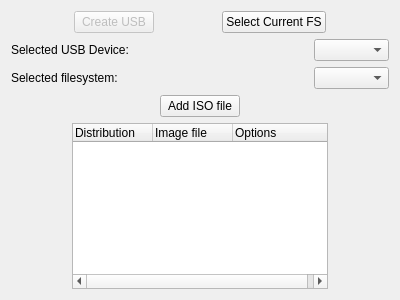
The window that ui/main.ui (Katana-Steel/multiboot) describes before a commit, drawn with Qt 5.
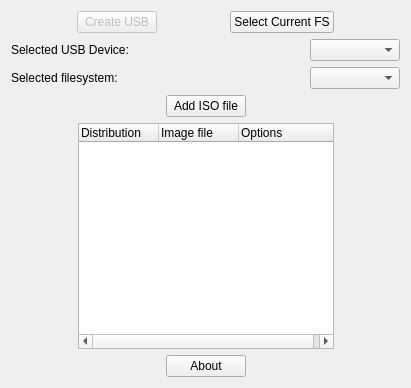
The same window after the commit.

Commit message:
Added License dialog
also created stub for adding ISO images withing the UI

```diff
--- a/ui/main.ui
+++ b/ui/main.ui
@@ -6,8 +6,8 @@
    <rect>
     <x>0</x>
     <y>0</y>
-    <width>400</width>
-    <height>300</height>
+    <width>411</width>
+    <height>388</height>
    </rect>
   </property>
   <property name="windowTitle">
@@ -100,7 +100,7 @@
       <widget class="QComboBox" name="devices">
        <property name="minimumSize">
         <size>
-         <width>75</width>
+         <width>90</width>
          <height>0</height>
         </size>
        </property>
@@ -134,7 +134,7 @@
       <widget class="QComboBox" name="fileSystem">
        <property name="minimumSize">
         <size>
-         <width>75</width>
+         <width>90</width>
          <height>0</height>
         </size>
        </property>
@@ -231,6 +231,43 @@
      </item>
     </layout>
    </item>
+   <item>
+    <layout class="QHBoxLayout" name="horizontalLayout_6">
+     <item>
+      <spacer name="horizontalSpacer_10">
+       <property name="orientation">
+        <enum>Qt::Horizontal</enum>
+       </property>
+       <property name="sizeHint" stdset="0">
+        <size>
+         <width>40</width>
+         <height>20</height>
+        </size>
+       </property>
+      </spacer>
+     </item>
+     <item>
+      <widget class="QPushButton" name="about">
+       <property name="text">
+        <string>About</string>
+       </property>
+      </widget>
+     </item>
+     <item>
+      <spacer name="horizontalSpacer_11">
+       <property name="orientation">
+        <enum>Qt::Horizontal</enum>
+       </property>
+       <property name="sizeHint" stdset="0">
+        <size>
+         <width>40</width>
+         <height>20</height>
+        </size>
+       </property>
+      </spacer>
+     </item>
+    </layout>
+   </item>
   </layout>
  </widget>
  <resources/>
```
Left out of the diff: 2 changed lines with no effect on the pictures. The commit also changes 2 other files.
